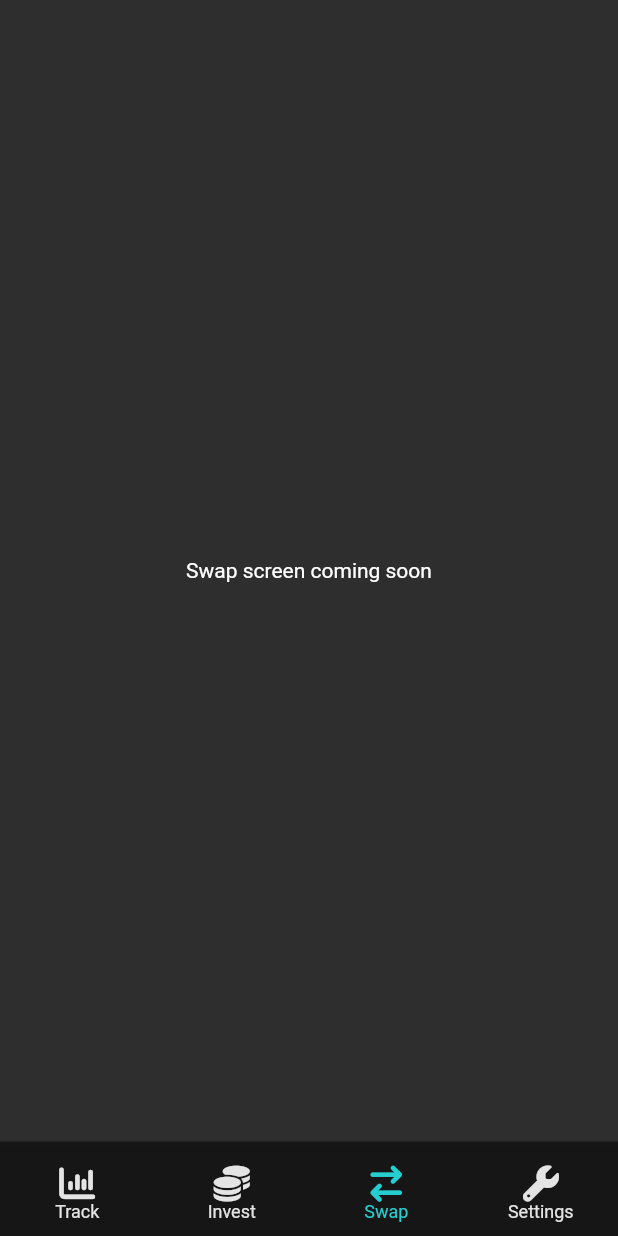
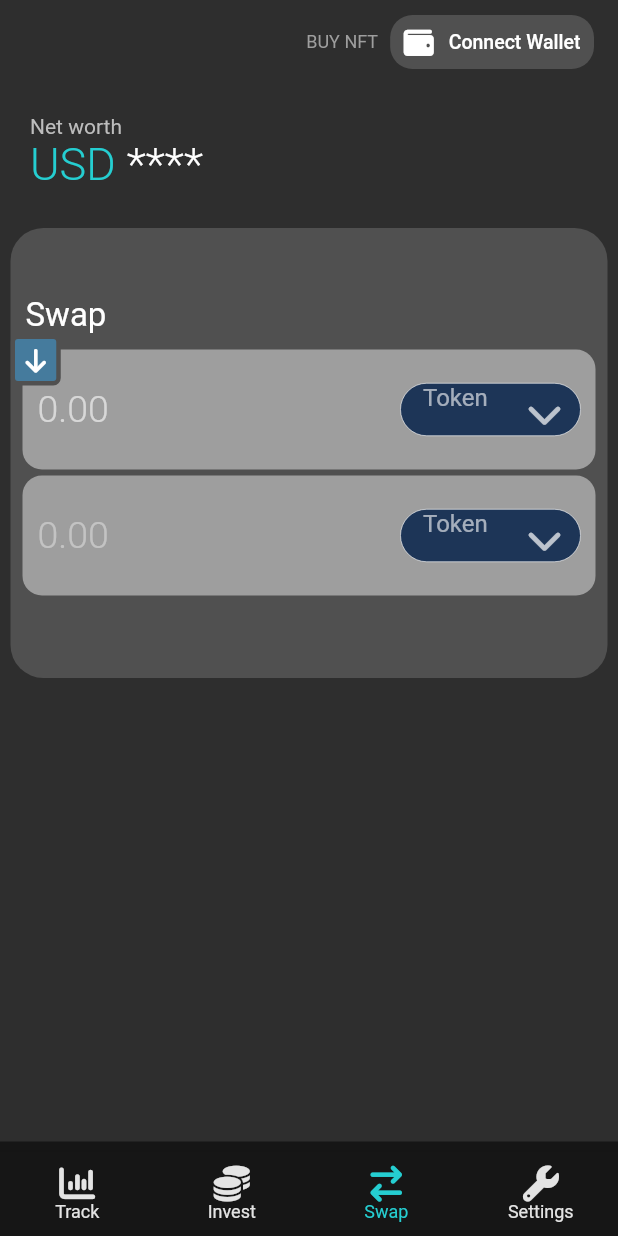
Before and after one commit to upside-finance/uf_flutter_app, a Flutter app: the screen it shows after launch, item 3 of the bottom bar chosen, on a phone screen of 412 x 824 dp. Run offline on Flutter 3.47's test engine with Material 2 defaults, Android fonts, the phone set to English and light mode, and no system bars; drawn by our look-alikes of dropdown_search; our stand-ins replace cached_network_image, charts_flutter, dio, figma_squircle, firebase_analytics, firebase_core and 4 more; missing offline and left inert: algorand_dart, walletconnect_dart; accounts and stored records are empty; network calls fail.

Commit message:
created a swap interface. need to make it functional

```diff
--- /dev/null
+++ b/assets/tokens.json
@@ -0,0 +1,6 @@
+[
+  { "name": "Algo", "assetId": "12345", "icon": "assets/images/algo.png" },
+  { "name": "USDC", "assetId": "23456", "icon": "assets/images/usdc.png" },
+  { "name": "tUSD", "assetId": "34567", "icon": "assets/images/tusd.png" },
+  { "name": "gAlgo", "assetId": "45678", "icon": "assets/images/galgo.png" }
+]
--- a/lib/screens/bottom_bar.dart
+++ b/lib/screens/bottom_bar.dart
@@ -1,6 +1,7 @@
 import 'package:flutter/material.dart';
 import 'package:font_awesome_flutter/font_awesome_flutter.dart';
 import 'package:uf_flutter_app/screens/invest/invest.dart';
+import 'package:uf_flutter_app/screens/invest/swap.dart';
 import 'package:uf_flutter_app/screens/track/track.dart';
 import 'package:uf_flutter_app/utils/app_layout.dart';
 
@@ -17,7 +18,7 @@ class _BottomBarState extends State<BottomBar> {
   static final List<Widget> _widgetOptions = <Widget>[
     const TrackScreen(),
     const InvestScreen(),
-    const Text("Swap screen coming soon"),
+    const SwapPage(),
     const Text("Profile screen coming soon"),
   ];
 
--- /dev/null
+++ b/lib/screens/invest/swap.dart
@@ -0,0 +1,125 @@
+import 'package:dio/dio.dart';
+
+import 'package:dropdown_search/dropdown_search.dart';
+import 'package:figma_squircle/figma_squircle.dart';
+import 'package:flutter/material.dart';
+import 'package:flutter/src/widgets/container.dart';
+import 'package:flutter/src/widgets/framework.dart';
+import 'package:font_awesome_flutter/font_awesome_flutter.dart';
+import 'package:http/http.dart';
+import 'package:uf_flutter_app/utils/token_list.dart';
+import 'package:uf_flutter_app/widgets/swap_widget.dart';
+
+import '../../utils/app_layout.dart';
+import '../../widgets/connect_wallet.dart';
+
+class SwapPage extends StatefulWidget {
+  const SwapPage({super.key});
+
+  @override
+  State<SwapPage> createState() => _SwapPageState();
+}
+
+class _SwapPageState extends State<SwapPage> {
+  @override
+  Widget build(BuildContext context) {
+    return Scaffold(
+        appBar: AppBar(title: const ConnectWallet()),
+        body: Column(
+          children: [
+            Padding(
+              padding: EdgeInsets.all(AppLayout.getHeight(20)),
+              child: Column(
+                crossAxisAlignment: CrossAxisAlignment.start,
+                children: [
+                  Text(
+                    "Net worth",
+                    style: TextStyle(color: Colors.grey.shade400),
+                  ),
+                  Row(
+                    children: const [
+                      Text(
+                        "USD ",
+                        style: TextStyle(
+                            color: Color(0xFF25CED1),
+                            fontSize: 30,
+                            fontWeight: FontWeight.w300),
+                      ),
+                      Text(
+                        "****",
+                        style: TextStyle(
+                            color: Colors.white,
+                            fontSize: 30,
+                            fontWeight: FontWeight.w300),
+                      ),
+                    ],
+                  ),
+                ],
+              ),
+            ),
+            Padding(
+              padding: EdgeInsets.symmetric(
+                  vertical: AppLayout.getHeight(5),
+                  horizontal: AppLayout.getWidth(7)),
+              child: Container(
+                clipBehavior: Clip.antiAlias,
+                height: AppLayout.getHeight(300),
+                decoration: ShapeDecoration(
+                  color: const Color(0xFF505050),
+                  shape: SmoothRectangleBorder(
+                      borderRadius: SmoothBorderRadius(
+                          cornerRadius: 22, cornerSmoothing: 1)),
+                ),
+                child: Column(
+                  mainAxisAlignment: MainAxisAlignment.center,
+                  children: [
+                    Container(
+                      padding: EdgeInsets.symmetric(
+                          horizontal: AppLayout.getHeight(10)),
+                      child: Row(
+                        mainAxisAlignment: MainAxisAlignment.start,
+                        children: [
+                          Text("Swap", style: TextStyle(fontSize: 22)),
+                        ],
+                      ),
+                    ),
+                    Stack(
+                      children: [
+                        Padding(
+                          padding: EdgeInsets.all(AppLayout.getHeight(8)),
+                          child: Column(
+                            children: [
+                              SwapWidget(swap: "from"),
+                              SwapWidget(swap: "to"),
+                            ],
+                          ),
+                        ),
+                        Positioned(
+                            top: AppLayout.getSize(context).height * 0.0875,
+                            left: AppLayout.getSize(context).width * 0.45,
+                            child: Container(
+                              padding: EdgeInsets.symmetric(
+                                  horizontal: AppLayout.getWidth(7),
+                                  vertical: AppLayout.getHeight(5)),
+                              decoration: BoxDecoration(
+                                border: Border.all(
+                                    color: const Color(0xFF505050),
+                                    width: AppLayout.getHeight(3)),
+                                borderRadius: BorderRadius.circular(5),
+                                color: Color(0xFF457B9D),
+                              ),
+                              child: FaIcon(
+                                FontAwesomeIcons.arrowDown,
+                                size: 18,
+                              ),
+                            ))
+                      ],
+                    ),
+                  ],
+                ),
+              ),
+            )
+          ],
+        ));
+  }
+}
--- /dev/null
+++ b/lib/utils/token_list.dart
@@ -0,0 +1,36 @@
+class TokenList {
+  final dynamic name;
+  final dynamic assetId;
+  final dynamic icon;
+
+  TokenList({required this.name, this.assetId, required this.icon});
+
+  factory TokenList.fromJson(Map<String, dynamic> json) {
+    return TokenList(
+        name: Map.castFrom(json["id"]["name"]),
+        assetId: Map.castFrom(json["id"]["name"]),
+        icon: Map.castFrom(json["id"]["name"]));
+  }
+
+  static List<TokenList> fromJsonList(List list) {
+    return list.map((item) => TokenList.fromJson(item)).toList();
+  }
+
+  ///this method will prevent the override of toString
+  String userAsString() {
+    return '${this.name}';
+  }
+
+  ///this method will prevent the override of toString
+  bool userFilterByAssetId(String filter) {
+    return this.assetId?.toString().contains(filter) ?? false;
+  }
+
+  ///custom comparing function to check if two users are equal
+  // bool isEqual(TokenList model) {
+  //   return this.name == model.name;
+  // }
+
+  @override
+  String toString() => name;
+}
--- /dev/null
+++ b/lib/widgets/swap_widget.dart
@@ -0,0 +1,155 @@
+import 'package:dio/dio.dart';
+import 'package:dropdown_search/dropdown_search.dart';
+import 'package:figma_squircle/figma_squircle.dart';
+import 'package:flutter/material.dart';
+import 'package:flutter/src/widgets/container.dart';
+import 'package:flutter/src/widgets/framework.dart';
+import 'package:font_awesome_flutter/font_awesome_flutter.dart';
+
+import '../utils/app_layout.dart';
+import '../utils/token_list.dart';
+
+class SwapWidget extends StatefulWidget {
+  final String swap;
+  const SwapWidget({super.key, required this.swap});
+
+  @override
+  State<SwapWidget> createState() => _SwapWidgetState();
+}
+
+class _SwapWidgetState extends State<SwapWidget> {
+  @override
+  Widget build(BuildContext context) {
+    return Form(
+        child: Column(
+      children: [
+        Container(
+          height: AppLayout.getHeight(80),
+          padding: EdgeInsets.all(AppLayout.getHeight(10)),
+          margin: EdgeInsets.symmetric(vertical: AppLayout.getHeight(2)),
+          decoration: const BoxDecoration(
+              color: Colors.grey,
+              borderRadius: BorderRadius.all(Radius.circular(13))),
+          child: Row(
+            mainAxisAlignment: MainAxisAlignment.spaceBetween,
+            children: [
+              Container(
+                  width: 100,
+                  child: widget.swap == "from"
+                      ? const TextField(
+                          enabled: true,
+                          style: TextStyle(
+                              fontSize: 25, fontWeight: FontWeight.w300),
+                          keyboardType:
+                              TextInputType.numberWithOptions(decimal: true),
+                          decoration: InputDecoration.collapsed(
+                            hintText: "0.00",
+                          ),
+                        )
+                      : const TextField(
+                          enabled: false,
+                          style: TextStyle(
+                              fontSize: 25, fontWeight: FontWeight.w300),
+                          keyboardType:
+                              TextInputType.numberWithOptions(decimal: true),
+                          decoration: InputDecoration.collapsed(
+                            hintText: "0.00",
+                          ),
+                        )),
+              Container(
+                width: 120,
+                height: 35,
+                child: DropdownSearch<TokenList>(
+                  // items: tokenList,
+                  asyncItems: (filter) => getData(filter),
+                  popupProps: PopupProps.dialog(
+                    //constraints: const BoxConstraints(),
+                    itemBuilder: _customPopupItemBuilder,
+                    showSearchBox: true,
+                    showSelectedItems: false,
+                    dialogProps: DialogProps(
+                        contentPadding: const EdgeInsets.all(5),
+                        shape: SmoothRectangleBorder(
+                            borderRadius: SmoothBorderRadius(
+                                cornerRadius: 22, cornerSmoothing: 1))),
+                    searchFieldProps: const TextFieldProps(
+                        //padding: EdgeInsets.all(20),
+                        style: TextStyle(
+                          color: Color(0xFF161616),
+                        ),
+                        decoration: InputDecoration(
+                            contentPadding: EdgeInsets.symmetric(
+                                vertical: 0, horizontal: 10),
+                            labelStyle: TextStyle(color: Colors.red),
+                            border: OutlineInputBorder(
+                                borderRadius:
+                                    BorderRadius.all(Radius.circular(10))),
+                            filled: true,
+                            fillColor: Color(0xFFD9D9D9))),
+                  ),
+                  // items: tokenList,
+                  dropdownButtonProps: const DropdownButtonProps(
+                      icon: FaIcon(FontAwesomeIcons.chevronDown), iconSize: 15),
+                  dropdownDecoratorProps: const DropDownDecoratorProps(
+                    textAlignVertical: TextAlignVertical(y: 0.0),
+                    dropdownSearchDecoration: InputDecoration(
+                      isCollapsed: true,
+                      contentPadding: EdgeInsets.only(left: 15),
+                      hintText: "Token",
+                      filled: true,
+                      fillColor: Color(0xFF1D3557),
+                      focusColor: Colors.transparent,
+                      border: OutlineInputBorder(
+                          borderSide: BorderSide(
+                            color: Colors.transparent,
+                            width: 0,
+                          ),
+                          borderRadius: BorderRadius.all(Radius.circular(20))),
+                    ),
+                  ),
+                  onChanged: print,
+                  // selectedItem: "Algo",
+                ),
+              ),
+            ],
+          ),
+        ),
+      ],
+    ));
+  }
+
+  Widget _customPopupItemBuilder(
+      BuildContext context, TokenList? item, bool isSelected) {
+    return Container(
+      margin: EdgeInsets.symmetric(horizontal: 8),
+      decoration: !isSelected
+          ? null
+          : BoxDecoration(
+              border: Border.all(color: Theme.of(context).primaryColor),
+              borderRadius: BorderRadius.circular(5),
+              color: Colors.white,
+            ),
+      child: ListTile(
+        selected: isSelected,
+        title: Text(item?.name ?? ''),
+        subtitle: Text(item?.assetId?.toString() ?? ''),
+        leading: CircleAvatar(
+          backgroundColor: Color(0xFF95EAC8),
+          backgroundImage: AssetImage(item?.icon ?? ''),
+          child: Text(item?.name.substring(0, 1) ?? ''),
+        ),
+      ),
+    );
+  }
+
+  Future<List<TokenList>> getData(filter) async {
+    var response = await Dio().get("https://asa-list.tinyman.org/assets.json");
+
+    final data = response.data;
+    if (data != null) {
+      return TokenList.fromJsonList(data);
+    }
+
+    return [];
+  }
+}
```
Also changed, not shown: pubspec.yaml (+7 -0 lines), assets/images/algo.png (added), assets/images/galgo.png (added), assets/images/tusd.png (added), assets/images/usdc.png (added), pubspec.lock.
